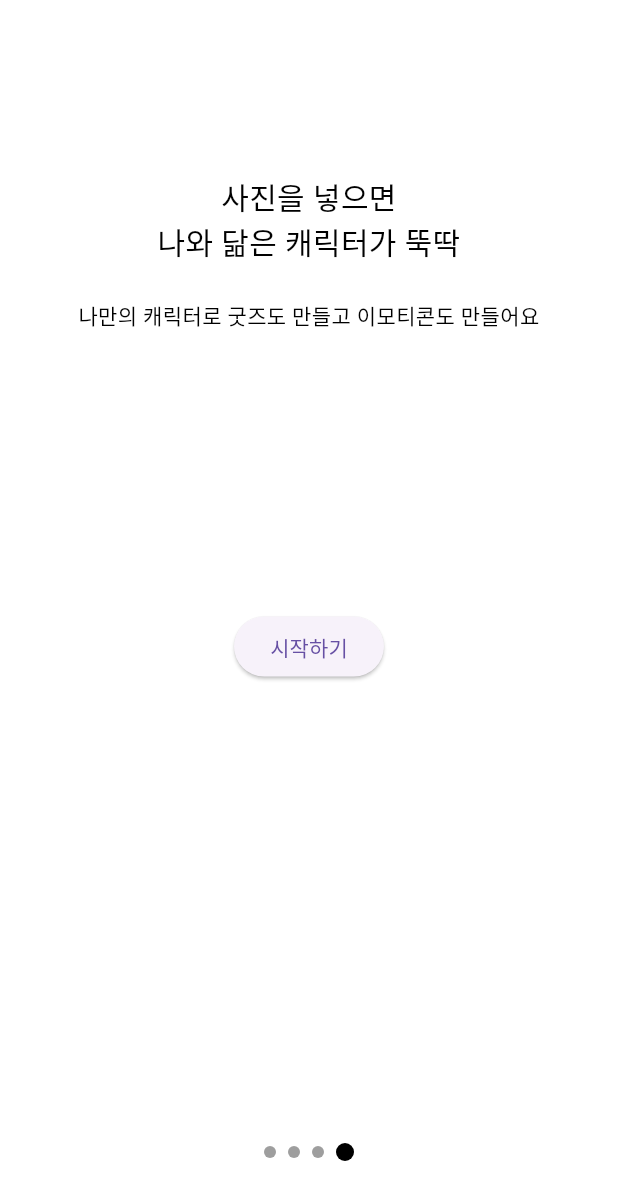
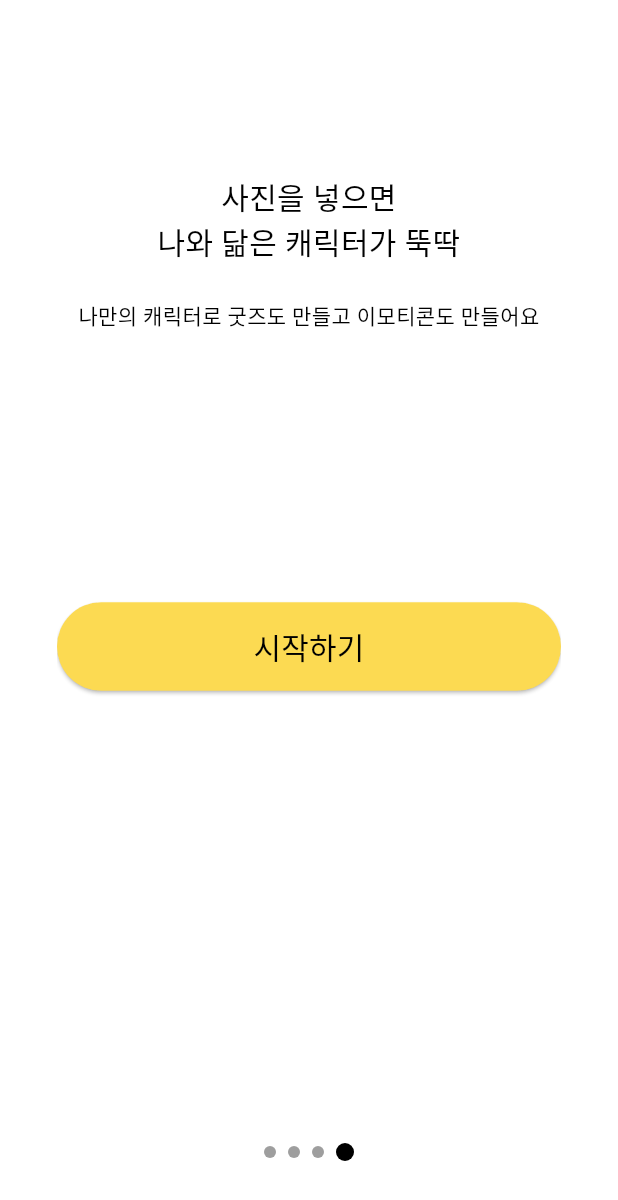
Before and after one commit to kocsoul/be5, a Flutter app: the screen it shows after launch, swiped to page 4, on a phone screen of 412 x 824 dp. Shown: the top 1200 px of the screen. Run offline on Flutter 3.47's test engine with Material 3 defaults, Android fonts, the phone set to English and light mode, and no system bars.

Commit message:
버튼 레이아웃, 스낵바 제작

```diff
--- /dev/null
+++ b/lib/components/buttons/button_layout.dart
@@ -0,0 +1,46 @@
+import 'package:be5_cyc/components/buttons/snackbar.dart';
+import 'package:flutter/material.dart';
+
+class ButtonLayout extends StatelessWidget {
+  final String buttonText;
+  final VoidCallback? onPressed;
+  final double width; // MediaQuery와 일관성을 유지하기 위해 num 대신 double 사용
+  final Color backgroundColor;
+  final Color foregroundColor;
+
+  const ButtonLayout({
+    super.key,
+    required this.buttonText,
+    this.onPressed,
+    this.width = 10.0, // 기본 너비 오프셋
+    this.backgroundColor = const Color.fromRGBO(252, 218, 82, 1),
+    this.foregroundColor = Colors.black,
+  });
+
+  @override
+  Widget build(BuildContext context) {
+    return Center(
+      child: SizedBox(
+        width: MediaQuery.of(context).size.width - width, // 너비 오프셋 사용
+        child: ElevatedButton(
+          onPressed: onPressed ?? () => showCustomSnackBar(context),
+          style: ElevatedButton.styleFrom(
+            backgroundColor: backgroundColor, // 전달받은 배경색 사용
+            foregroundColor: foregroundColor, // 전달받은 전경색 사용
+            padding: const EdgeInsets.symmetric(horizontal: 30, vertical: 15),
+            shape: RoundedRectangleBorder(
+              borderRadius: BorderRadius.circular(50.0), // 둥근 모서리
+            ),
+          ),
+          child: Text(
+            buttonText, // 전달받은 버튼 텍스트 사용
+            style: const TextStyle(
+              fontSize: 20, // 폰트 크기
+              fontWeight: FontWeight.w300, // 폰트 굵기
+            ),
+          ),
+        ),
+      ),
+    );
+  }
+}
--- /dev/null
+++ b/lib/components/buttons/intro_start.dart
@@ -0,0 +1,13 @@
+import 'package:be5_cyc/components/buttons/button_layout.dart';
+import 'package:flutter/material.dart';
+
+class IntroStart extends StatelessWidget {
+  const IntroStart({super.key});
+
+  @override
+  Widget build(BuildContext context) {
+    return const ButtonLayout(
+      buttonText: '시작하기',
+    );
+  }
+}
--- /dev/null
+++ b/lib/components/buttons/snackbar.dart
@@ -0,0 +1,14 @@
+import 'package:flutter/material.dart';
+
+// SnackBar를 표시하는 함수
+void showCustomSnackBar(BuildContext context) {
+  const snackBar = SnackBar(
+    content: Text(
+      '아직 기능이 없습니다.',
+      style: TextStyle(color: Colors.white),
+    ), // 메시지만 포함
+  );
+
+  // 스낵바 표시
+  ScaffoldMessenger.of(context).showSnackBar(snackBar);
+}
--- a/lib/main.dart
+++ b/lib/main.dart
@@ -31,7 +31,7 @@
           } else {
             // 사용자 정보가 있는 경우와 없는 경우에 따라 다른 페이지를 반환합니다.
             if (snapshot.data == true) {
-              return Apage();
+              return const Apage();
             } else {
               return const Intro();
             }
@@ -54,6 +54,7 @@
 
 // A 페이지
 class Apage extends StatelessWidget {
+  const Apage({super.key});
   @override
   Widget build(BuildContext context) {
     return Scaffold(
--- a/lib/pages/intro.dart
+++ b/lib/pages/intro.dart
@@ -1,3 +1,4 @@
+import 'package:be5_cyc/components/buttons/intro_start.dart';
 import 'package:flutter/material.dart';
 
 class Intro extends StatefulWidget {
@@ -101,15 +102,7 @@ class IntroState extends State<Intro> {
                         );
                       } else {
                         // 마지막 페이지에 버튼 추가
-                        return Center(
-                          child: ElevatedButton(
-                            onPressed: () {
-                              // 버튼을 눌렀을 때 수행할 동작
-                              // 예를 들어, 다음 페이지로 이동
-                            },
-                            child: const Text('시작하기'),
-                          ),
-                        );
+                        return const IntroStart();
                       }
                     },
                   ),
```
